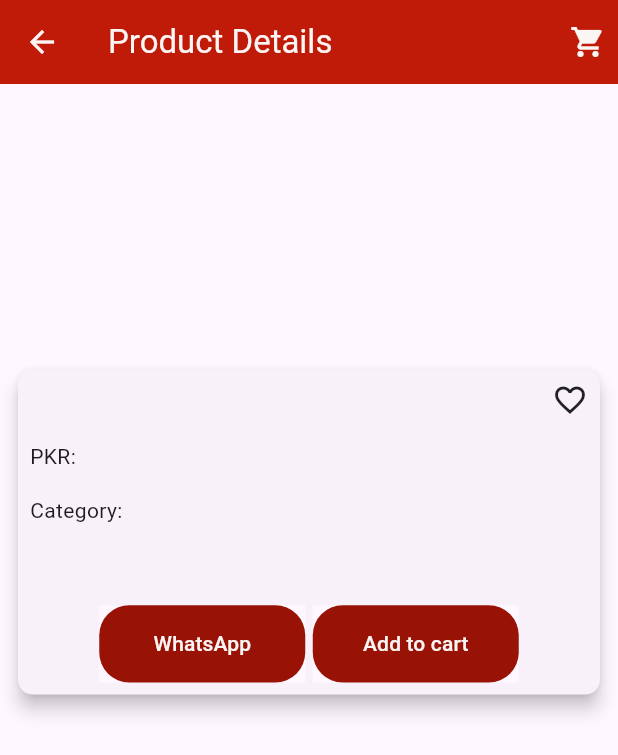
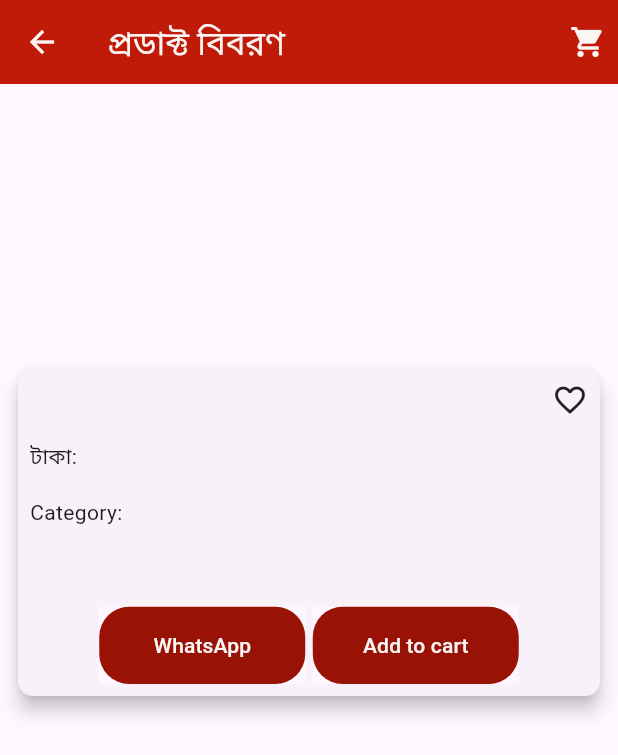
Before and after one commit to ecsemamun/maymuna_collection, a Flutter app: the ProductDetailsScreen screen opened directly with empty values, on a phone screen of 412 x 824 dp. Shown: the top 755 px of the screen. Run offline on Flutter 3.47's test engine with Material 3 defaults, Android fonts, the phone set to English and light mode, and no system bars; drawn by our look-alikes of carousel_slider; our stand-ins replace cached_network_image, cloud_firestore, firebase_auth, firebase_core, firebase_messaging, flutter_easyloading and 5 more; missing offline and left inert: image_card; accounts and stored records are empty.

```diff
--- a/lib/Screen/user_panel/product-details-screen.dart
+++ b/lib/Screen/user_panel/product-details-screen.dart
@@ -32,7 +32,7 @@ class _ProductDetailsScreenState extends State<ProductDetailsScreen> {
         iconTheme: IconThemeData(color: AppConstant.appTextColor),
         backgroundColor: AppConstant.appMainColor,
         title: Text(
-          "Product Details",
+          "প্রডাক্ট বিবরণ",
           style: TextStyle(color: AppConstant.appTextColor),
         ),
         actions: [
@@ -116,10 +116,10 @@ class _ProductDetailsScreenState extends State<ProductDetailsScreen> {
                             widget.productModel.isSale == true &&
                                 widget.productModel.salePrice != ''
                                 ? Text(
-                              "PKR: " + widget.productModel.salePrice,
+                              "টাকা: " + widget.productModel.salePrice,
                             )
                                 : Text(
-                              "PKR: " + widget.productModel.fullPrice,
+                              "টাকা: " + widget.productModel.fullPrice,
                             ),
                           ],
                         ),
```
Also changed, not shown: assets/images/logo_foreground.png (added), 6 other files.
